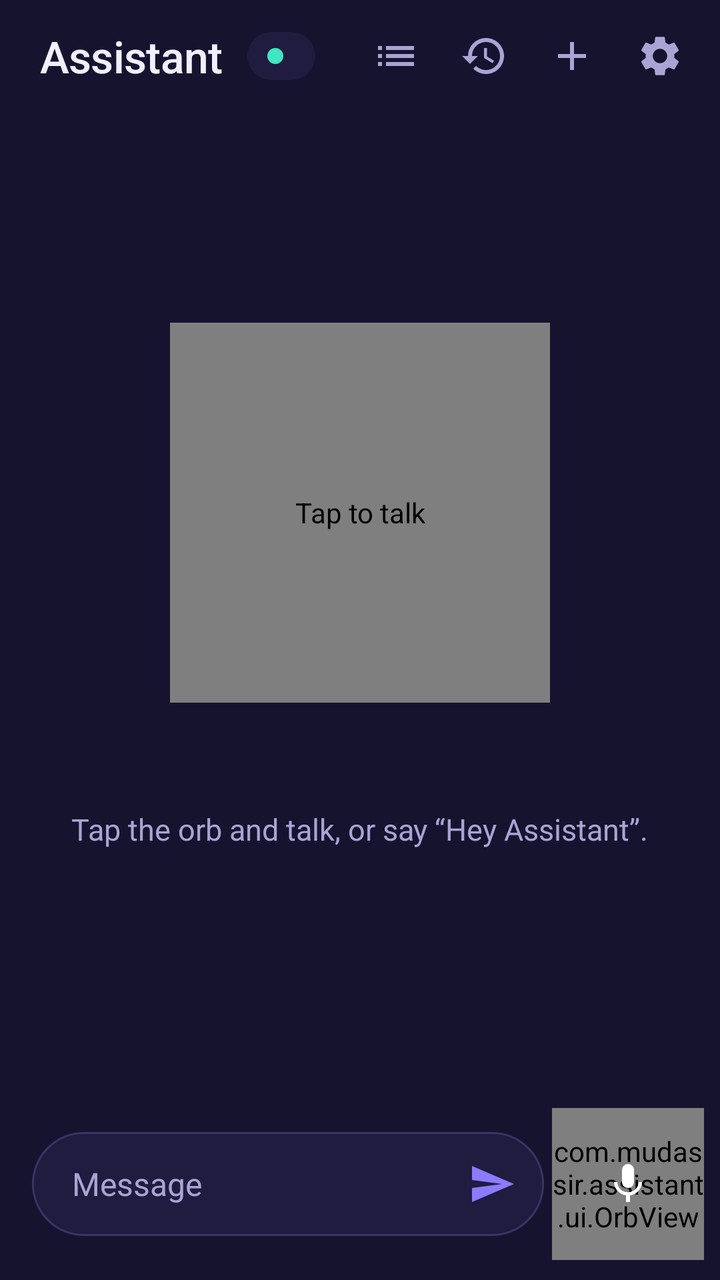
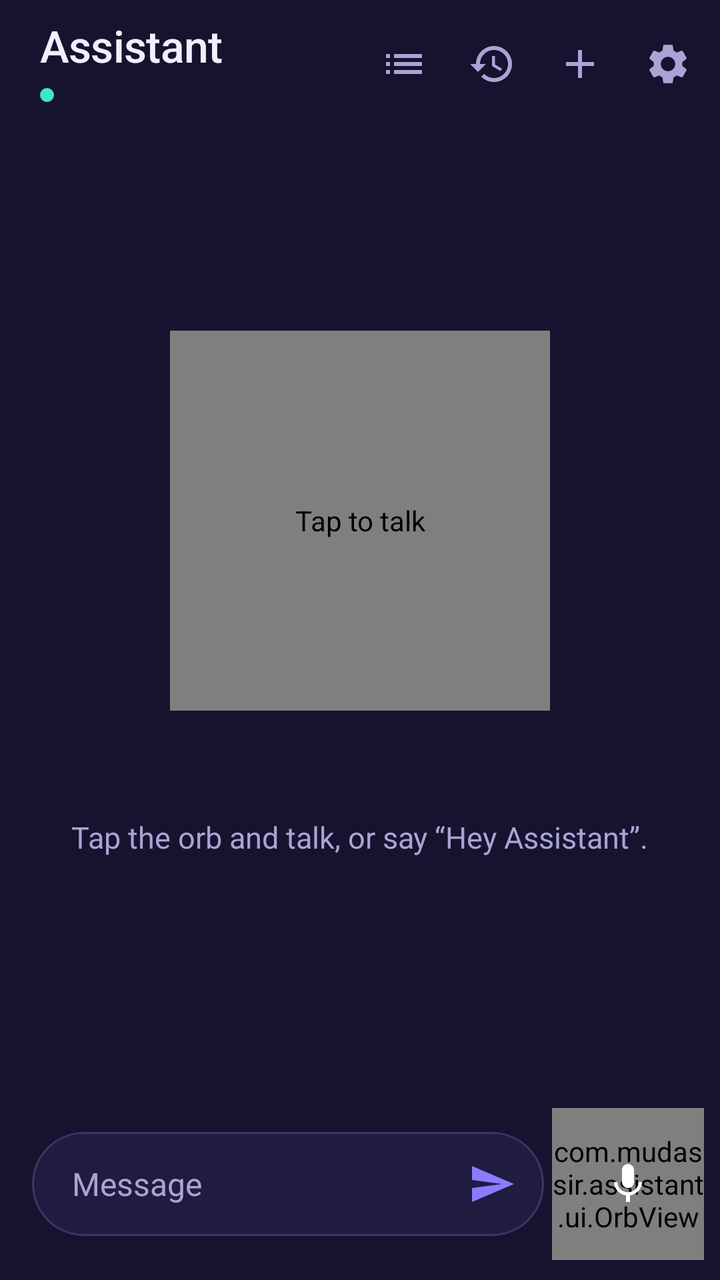

An Android layout rendered at two revisions. The XML below is the earlier revision; the diff shows what the commit changed to produce the second picture.
<!-- AndroidManifest.xml: application theme Theme.Assistant -->
<!-- res/layout/activity_main.xml -->
<?xml version="1.0" encoding="utf-8"?>
<LinearLayout xmlns:android="http://schemas.android.com/apk/res/android"
    xmlns:app="http://schemas.android.com/apk/res-auto"
    android:id="@+id/root"
    android:layout_width="match_parent"
    android:layout_height="match_parent"
    android:background="@color/bg"
    android:orientation="vertical">

    
    <LinearLayout
        android:layout_width="match_parent"
        android:layout_height="56dp"
        android:gravity="center_vertical"
        android:orientation="horizontal"
        android:paddingStart="20dp"
        android:paddingEnd="8dp">

        <TextView
            android:layout_width="wrap_content"
            android:layout_height="wrap_content"
            android:text="Assistant"
            android:textColor="@color/text"
            android:textSize="22sp"
            android:fontFamily="sans-serif-medium"
            android:letterSpacing="-0.01" />

        <LinearLayout
            android:id="@+id/statusPill"
            android:layout_width="wrap_content"
            android:layout_height="24dp"
            android:layout_marginStart="12dp"
            android:background="@drawable/bg_status"
            android:gravity="center_vertical"
            android:orientation="horizontal"
            android:paddingHorizontal="10dp">

            <View
                android:id="@+id/statusDot"
                android:layout_width="8dp"
                android:layout_height="8dp"
                android:background="@drawable/dot" />

            <TextView
                android:id="@+id/statusText"
                android:layout_width="wrap_content"
                android:layout_height="wrap_content"
                android:layout_marginStart="6dp"
                android:textColor="@color/text_dim"
                android:textSize="12sp" />
        </LinearLayout>

        <Space
            android:layout_width="0dp"
            android:layout_height="0dp"
            android:layout_weight="1" />

        <ImageButton
            android:id="@+id/notesButton"
            android:layout_width="44dp"
            android:layout_height="44dp"
            android:background="?attr/selectableItemBackgroundBorderless"
            android:contentDescription="Lists and memory"
            android:src="@drawable/ic_notes"
            app:tint="@color/text_dim" />

        <ImageButton
            android:id="@+id/historyButton"
            android:layout_width="44dp"
            android:layout_height="44dp"
            android:background="?attr/selectableItemBackgroundBorderless"
            android:contentDescription="Chat history"
            android:src="@drawable/ic_history"
            app:tint="@color/text_dim" />

        <ImageButton
            android:id="@+id/newChatButton"
            android:layout_width="44dp"
            android:layout_height="44dp"
            android:background="?attr/selectableItemBackgroundBorderless"
            android:contentDescription="New chat"
            android:src="@drawable/ic_add"
            app:tint="@color/text_dim" />

        <ImageButton
            android:id="@+id/settingsButton"
            android:layout_width="44dp"
            android:layout_height="44dp"
            android:background="?attr/selectableItemBackgroundBorderless"
            android:contentDescription="Settings"
            android:src="@drawable/ic_settings"
            app:tint="@color/text_dim" />
    </LinearLayout>

    
    <LinearLayout
        android:id="@+id/modelBanner"
        android:layout_width="match_parent"
        android:layout_height="wrap_content"
        android:layout_marginHorizontal="16dp"
        android:layout_marginBottom="8dp"
        android:background="@drawable/bg_banner"
        android:orientation="vertical"
        android:padding="14dp"
        android:visibility="gone">

        <LinearLayout
            android:layout_width="match_parent"
            android:layout_height="wrap_content"
            android:gravity="center_vertical"
            android:orientation="horizontal">

            <TextView
                android:id="@+id/modelText"
                android:layout_width="0dp"
                android:layout_height="wrap_content"
                android:layout_weight="1"
                android:lineSpacingExtra="2dp"
                android:textColor="@color/text"
                android:textSize="14sp" />

            <com.google.android.material.button.MaterialButton
                android:id="@+id/downloadButton"
                android:layout_width="wrap_content"
                android:layout_height="wrap_content"
                android:layout_marginStart="12dp"
                android:text="Download"
                app:backgroundTint="@color/violet" />
        </LinearLayout>

        <com.google.android.material.progressindicator.LinearProgressIndicator
            android:id="@+id/modelProgress"
            android:layout_width="match_parent"
            android:layout_height="wrap_content"
            android:layout_marginTop="10dp"
            android:max="100"
            android:visibility="gone"
            app:indicatorColor="@color/teal"
            app:trackColor="@color/outline"
            app:trackCornerRadius="4dp" />
    </LinearLayout>

    <FrameLayout
        android:layout_width="match_parent"
        android:layout_height="0dp"
        android:layout_weight="1">

        <androidx.recyclerview.widget.RecyclerView
            android:id="@+id/messages"
            android:layout_width="match_parent"
            android:layout_height="match_parent"
            android:clipToPadding="false"
            android:paddingTop="4dp"
            android:paddingBottom="12dp" />

        
        <LinearLayout
            android:id="@+id/emptyState"
            android:layout_width="match_parent"
            android:layout_height="match_parent"
            android:gravity="center"
            android:orientation="vertical"
            android:paddingHorizontal="24dp">

            <com.mudassir.assistant.ui.OrbView
                android:id="@+id/bigOrb"
                android:layout_width="190dp"
                android:layout_height="190dp"
                android:contentDescription="Tap to talk" />

            <TextView
                android:id="@+id/greeting"
                android:layout_width="wrap_content"
                android:layout_height="wrap_content"
                android:layout_marginTop="12dp"
                android:fontFamily="sans-serif-medium"
                android:gravity="center"
                android:textColor="@color/text"
                android:textSize="26sp" />

            <TextView
                android:id="@+id/hint"
                android:layout_width="wrap_content"
                android:layout_height="wrap_content"
                android:layout_marginTop="6dp"
                android:gravity="center"
                android:text="Tap the orb and talk, or say “Hey Assistant”."
                android:textColor="@color/text_dim"
                android:textSize="15sp" />

            <com.google.android.material.chip.ChipGroup
                android:id="@+id/suggestions"
                android:layout_width="wrap_content"
                android:layout_height="wrap_content"
                android:layout_marginTop="24dp"
                app:chipSpacingHorizontal="8dp"
                app:singleLine="false" />
        </LinearLayout>
    </FrameLayout>

    
    <TextView
        android:id="@+id/liveText"
        android:layout_width="match_parent"
        android:layout_height="wrap_content"
        android:paddingHorizontal="24dp"
        android:paddingBottom="8dp"
        android:textColor="@color/teal"
        android:textSize="17sp"
        android:visibility="gone" />

    
    <LinearLayout
        android:layout_width="match_parent"
        android:layout_height="wrap_content"
        android:gravity="center_vertical"
        android:orientation="horizontal"
        android:paddingStart="16dp"
        android:paddingEnd="8dp"
        android:paddingBottom="10dp">

        <LinearLayout
            android:layout_width="0dp"
            android:layout_height="wrap_content"
            android:layout_weight="1"
            android:background="@drawable/bg_pill"
            android:gravity="center_vertical"
            android:minHeight="52dp"
            android:orientation="horizontal"
            android:paddingStart="20dp"
            android:paddingEnd="4dp">

            <EditText
                android:id="@+id/input"
                android:layout_width="0dp"
                android:layout_height="wrap_content"
                android:layout_weight="1"
                android:background="@null"
                android:hint="Message"
                android:imeOptions="actionSend"
                android:inputType="textCapSentences|textMultiLine"
                android:maxLines="4"
                android:paddingVertical="12dp"
                android:textColor="@color/text"
                android:textColorHint="@color/text_dim"
                android:textSize="16sp" />

            <ImageButton
                android:id="@+id/sendButton"
                android:layout_width="44dp"
                android:layout_height="44dp"
                android:background="?attr/selectableItemBackgroundBorderless"
                android:contentDescription="Send"
                android:src="@drawable/ic_send"
                app:tint="@color/violet" />
        </LinearLayout>

        <FrameLayout
            android:id="@+id/micArea"
            android:layout_width="76dp"
            android:layout_height="76dp"
            android:layout_marginStart="4dp"
            android:contentDescription="Speak">

            <com.mudassir.assistant.ui.OrbView
                android:id="@+id/orb"
                android:layout_width="match_parent"
                android:layout_height="match_parent"
                android:importantForAccessibility="no" />

            <ImageView
                android:id="@+id/micIcon"
                android:layout_width="24dp"
                android:layout_height="24dp"
                android:layout_gravity="center"
                android:importantForAccessibility="no"
                android:src="@drawable/ic_mic"
                app:tint="#FFFFFF" />
        </FrameLayout>
    </LinearLayout>
</LinearLayout>
<!-- resources referenced by this layout -->
<resources>
  <color name="bg">#15132E</color>
  <color name="outline">#3A3566</color>
  <color name="teal">#3EE6C1</color>
  <color name="text">#F1EEFF</color>
  <color name="text_dim">#A9A4D4</color>
  <color name="violet">#8B7BFF</color>
  <!-- drawable bg_banner (drawable) -->
  <?xml version="1.0" encoding="utf-8"?>
  <shape xmlns:android="http://schemas.android.com/apk/res/android">
      <solid android:color="@color/surface_high" />
      <corners android:radius="20dp" />
  </shape>
  <!-- drawable bg_pill (drawable) -->
  <?xml version="1.0" encoding="utf-8"?>
  <shape xmlns:android="http://schemas.android.com/apk/res/android">
      <solid android:color="@color/surface" />
      <stroke android:width="1dp" android:color="@color/outline" />
      <corners android:radius="28dp" />
  </shape>
  <!-- drawable bg_status (drawable) -->
  <?xml version="1.0" encoding="utf-8"?>
  <shape xmlns:android="http://schemas.android.com/apk/res/android">
      <solid android:color="@color/surface" />
      <corners android:radius="12dp" />
  </shape>
  <!-- drawable dot (drawable) -->
  <?xml version="1.0" encoding="utf-8"?>
  <shape xmlns:android="http://schemas.android.com/apk/res/android" android:shape="oval">
      <solid android:color="@color/teal" />
      <size android:width="8dp" android:height="8dp" />
  </shape>
  <!-- drawable ic_add (drawable) -->
  <?xml version="1.0" encoding="utf-8"?>
  <vector xmlns:android="http://schemas.android.com/apk/res/android"
      android:width="24dp"
      android:height="24dp"
      android:tint="?attr/colorControlNormal"
      android:viewportWidth="24"
      android:viewportHeight="24">
      <path android:fillColor="@android:color/white" android:pathData="M19,13h-6v6h-2v-6H5v-2h6V5h2v6h6v2z" />
  </vector>
  <!-- drawable ic_mic (drawable) -->
  <?xml version="1.0" encoding="utf-8"?>
  <vector xmlns:android="http://schemas.android.com/apk/res/android"
      android:width="24dp"
      android:height="24dp"
      android:tint="?attr/colorControlNormal"
      android:viewportWidth="24"
      android:viewportHeight="24">
      <path android:fillColor="@android:color/white" android:pathData="M12,14c1.66,0 2.99,-1.34 2.99,-3L15,5c0,-1.66 -1.34,-3 -3,-3S9,3.34 9,5v6c0,1.66 1.34,3 3,3zM17.3,11c0,3 -2.54,5.1 -5.3,5.1S6.7,14 6.7,11H5c0,3.41 2.72,6.23 6,6.72V21h2v-3.28c3.28,-0.48 6,-3.3 6,-6.72h-1.7z" />
  </vector>
  <!-- drawable ic_notes (drawable) -->
  <?xml version="1.0" encoding="utf-8"?>
  <vector xmlns:android="http://schemas.android.com/apk/res/android"
      android:width="24dp"
      android:height="24dp"
      android:tint="?attr/colorControlNormal"
      android:viewportWidth="24"
      android:viewportHeight="24">
      <path android:fillColor="@android:color/white" android:pathData="M3,13h2v-2L3,11v2zM3,17h2v-2L3,15v2zM3,9h2L5,7L3,7v2zM7,13h14v-2L7,11v2zM7,17h14v-2L7,15v2zM7,7v2h14L21,7L7,7z" />
  </vector>
  <!-- drawable ic_send (drawable) -->
  <?xml version="1.0" encoding="utf-8"?>
  <vector xmlns:android="http://schemas.android.com/apk/res/android"
      android:width="24dp"
      android:height="24dp"
      android:tint="?attr/colorControlNormal"
      android:viewportWidth="24"
      android:viewportHeight="24">
      <path android:fillColor="@android:color/white" android:pathData="M2.01,21L23,12 2.01,3 2,10l15,2 -15,2z" />
  </vector>
  <color name="surface_high">#2A2655</color>
  <color name="surface">#1F1C3F</color>
  <color name="user_bubble">#3B3478</color>
  <!-- unchanged entries left out for length: 3 -->
</resources>

<!-- the commit's change to res/layout/activity_main.xml (unified diff, before → after) -->
@@ -10,50 +10,53 @@
     
     <LinearLayout
         android:layout_width="match_parent"
-        android:layout_height="56dp"
+        android:layout_height="64dp"
         android:gravity="center_vertical"
         android:orientation="horizontal"
         android:paddingStart="20dp"
-        android:paddingEnd="8dp">
-
-        <TextView
-            android:layout_width="wrap_content"
-            android:layout_height="wrap_content"
-            android:text="Assistant"
-            android:textColor="@color/text"
-            android:textSize="22sp"
-            android:fontFamily="sans-serif-medium"
-            android:letterSpacing="-0.01" />
-
-        <LinearLayout
-            android:id="@+id/statusPill"
-            android:layout_width="wrap_content"
-            android:layout_height="24dp"
-            android:layout_marginStart="12dp"
-            android:background="@drawable/bg_status"
-            android:gravity="center_vertical"
-            android:orientation="horizontal"
-            android:paddingHorizontal="10dp">
-
-            <View
-                android:id="@+id/statusDot"
-                android:layout_width="8dp"
-                android:layout_height="8dp"
-                android:background="@drawable/dot" />
-
-            <TextView
-                android:id="@+id/statusText"
-                android:layout_width="wrap_content"
-                android:layout_height="wrap_content"
-                android:layout_marginStart="6dp"
-                android:textColor="@color/text_dim"
-                android:textSize="12sp" />
-        </LinearLayout>
-
-        <Space
+        android:paddingEnd="4dp">
+
+        <LinearLayout
             android:layout_width="0dp"
-            android:layout_height="0dp"
-            android:layout_weight="1" />
+            android:layout_height="wrap_content"
+            android:layout_weight="1"
+            android:orientation="vertical">
+
+            <TextView
+                android:layout_width="wrap_content"
+                android:layout_height="wrap_content"
+                android:ellipsize="end"
+                android:fontFamily="sans-serif-medium"
+                android:letterSpacing="-0.01"
+                android:maxLines="1"
+                android:text="Assistant"
+                android:textColor="@color/text"
+                android:textSize="22sp" />
+
+            <LinearLayout
+                android:id="@+id/statusPill"
+                android:layout_width="wrap_content"
+                android:layout_height="wrap_content"
+                android:layout_marginTop="2dp"
+                android:gravity="center_vertical"
+                android:orientation="horizontal">
+
+                <View
+                    android:id="@+id/statusDot"
+                    android:layout_width="7dp"
+                    android:layout_height="7dp"
+                    android:background="@drawable/dot" />
+
+                <TextView
+                    android:id="@+id/statusText"
+                    android:layout_width="wrap_content"
+                    android:layout_height="wrap_content"
+                    android:layout_marginStart="6dp"
+                    android:maxLines="1"
+                    android:textColor="@color/text_dim"
+                    android:textSize="12sp" />
+            </LinearLayout>
+        </LinearLayout>
 
         <ImageButton
             android:id="@+id/notesButton"
<!-- resource entries referenced after the edit -->
@@ -18,12 +18,6 @@
       <solid android:color="@color/surface" />
       <stroke android:width="1dp" android:color="@color/outline" />
       <corners android:radius="28dp" />
-  </shape>
-  <!-- drawable bg_status (drawable) -->
-  <?xml version="1.0" encoding="utf-8"?>
-  <shape xmlns:android="http://schemas.android.com/apk/res/android">
-      <solid android:color="@color/surface" />
-      <corners android:radius="12dp" />
   </shape>
   <!-- drawable dot (drawable) -->
   <?xml version="1.0" encoding="utf-8"?>
